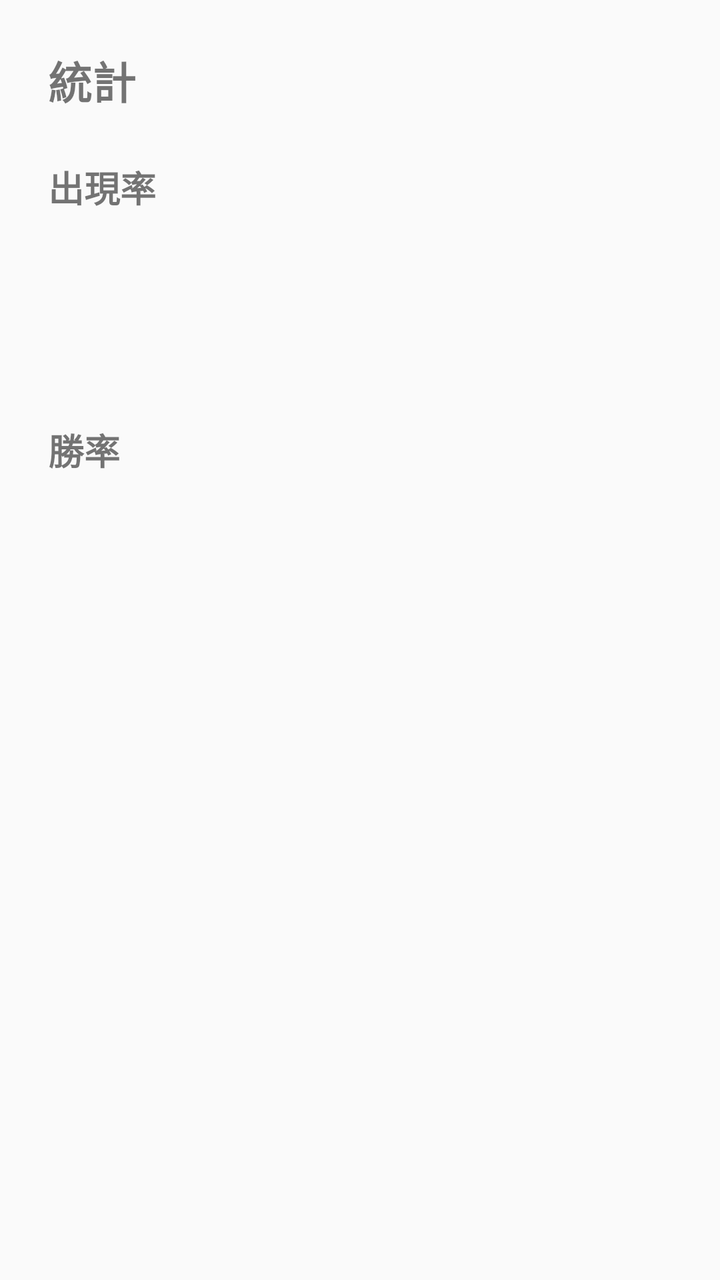
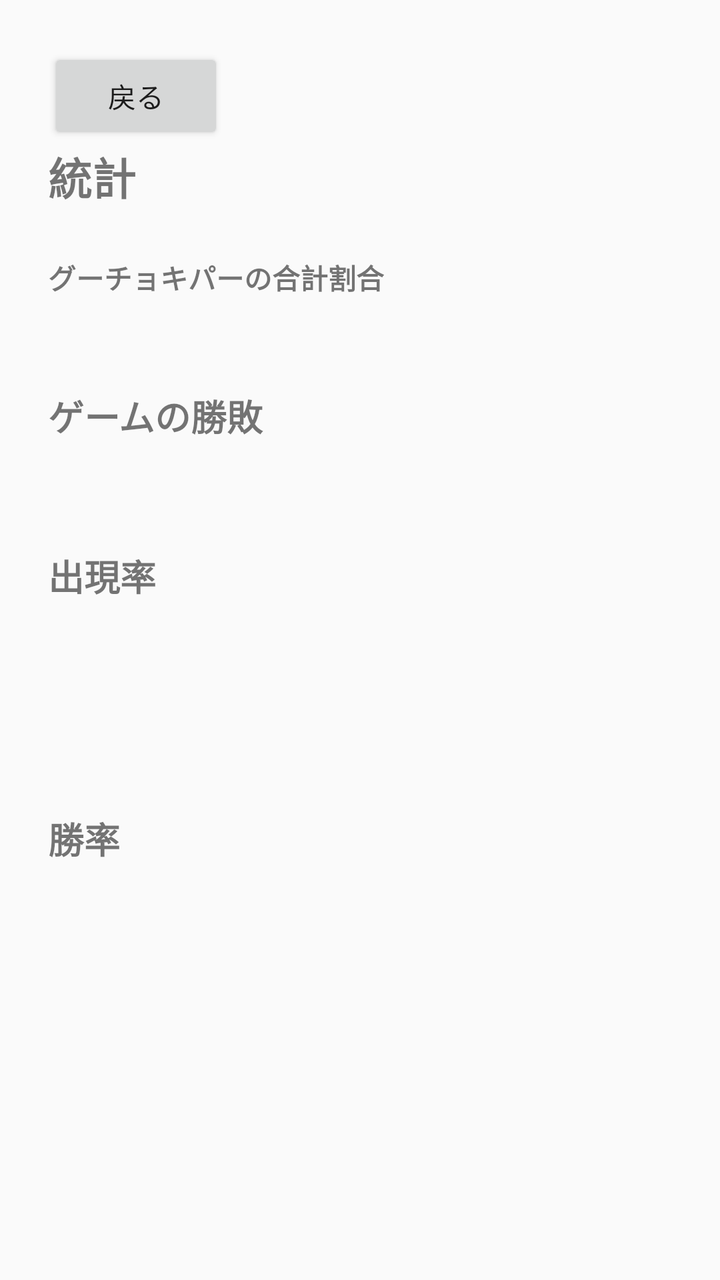

The first picture is an Android layout as it rendered before a commit; the second is the same layout after the commit. The layout source and the unified diff follow.
<!-- AndroidManifest.xml: application theme Theme.Janken -->
<!-- res/layout/activity_statistics.xml -->
<?xml version="1.0" encoding="utf-8"?>
<LinearLayout xmlns:android="http://schemas.android.com/apk/res/android"
    android:layout_width="match_parent"
    android:layout_height="match_parent"
    android:orientation="vertical"
    android:padding="24dp">

    <TextView
        android:layout_width="wrap_content"
        android:layout_height="wrap_content"
        android:text="@string/statistics"
        android:textSize="22sp"
        android:textStyle="bold"
        android:layout_marginBottom="24dp" />

    <TextView
        android:layout_width="wrap_content"
        android:layout_height="wrap_content"
        android:text="出現率"
        android:textSize="18sp"
        android:textStyle="bold"
        android:layout_marginBottom="8dp" />

    <TextView
        android:id="@+id/tv_rock_rate"
        android:layout_width="wrap_content"
        android:layout_height="wrap_content"
        android:textSize="16sp"
        android:layout_marginBottom="4dp" />

    <TextView
        android:id="@+id/tv_scissors_rate"
        android:layout_width="wrap_content"
        android:layout_height="wrap_content"
        android:textSize="16sp"
        android:layout_marginBottom="4dp" />

    <TextView
        android:id="@+id/tv_paper_rate"
        android:layout_width="wrap_content"
        android:layout_height="wrap_content"
        android:textSize="16sp"
        android:layout_marginBottom="24dp" />

    <TextView
        android:layout_width="wrap_content"
        android:layout_height="wrap_content"
        android:text="勝率"
        android:textSize="18sp"
        android:textStyle="bold"
        android:layout_marginBottom="8dp" />

    <TextView
        android:id="@+id/tv_rock_win_rate"
        android:layout_width="wrap_content"
        android:layout_height="wrap_content"
        android:textSize="16sp"
        android:layout_marginBottom="4dp" />

    <TextView
        android:id="@+id/tv_scissors_win_rate"
        android:layout_width="wrap_content"
        android:layout_height="wrap_content"
        android:textSize="16sp"
        android:layout_marginBottom="4dp" />

    <TextView
        android:id="@+id/tv_paper_win_rate"
        android:layout_width="wrap_content"
        android:layout_height="wrap_content"
        android:textSize="16sp" />

</LinearLayout>
<!-- resources referenced by this layout -->
<resources>
  <string name="statistics">統計</string>
  <style name="Theme.Janken" parent="Theme.AppCompat.Light.DarkActionBar" />
</resources>

<!-- the commit's change to res/layout/activity_statistics.xml (unified diff, before → after) -->
@@ -5,12 +5,46 @@
     android:orientation="vertical"
     android:padding="24dp">
 
+    <Button
+        android:id="@+id/btn_back"
+        android:layout_width="wrap_content"
+        android:layout_height="wrap_content"
+        android:text="戻る" />
+
     <TextView
         android:layout_width="wrap_content"
         android:layout_height="wrap_content"
         android:text="@string/statistics"
         android:textSize="22sp"
         android:textStyle="bold"
+        android:layout_marginBottom="24dp" />
+
+    <TextView
+        android:layout_width="wrap_content"
+        android:layout_height="wrap_content"
+        android:text="グーチョキパーの合計割合"
+        android:textStyle="bold" />
+
+    <TextView
+        android:id="@+id/tv_hand_rates"
+        android:layout_width="wrap_content"
+        android:layout_height="wrap_content"
+        android:textSize="16sp"
+        android:layout_marginBottom="24dp" />
+
+    <TextView
+        android:layout_width="wrap_content"
+        android:layout_height="wrap_content"
+        android:text="ゲームの勝敗"
+        android:textStyle="bold"
+        android:textSize="18sp"
+        android:layout_marginBottom="8dp" />
+
+    <TextView
+        android:id="@+id/tv_results"
+        android:layout_width="wrap_content"
+        android:layout_height="wrap_content"
+        android:textSize="16sp"
         android:layout_marginBottom="24dp" />
 
     <TextView
